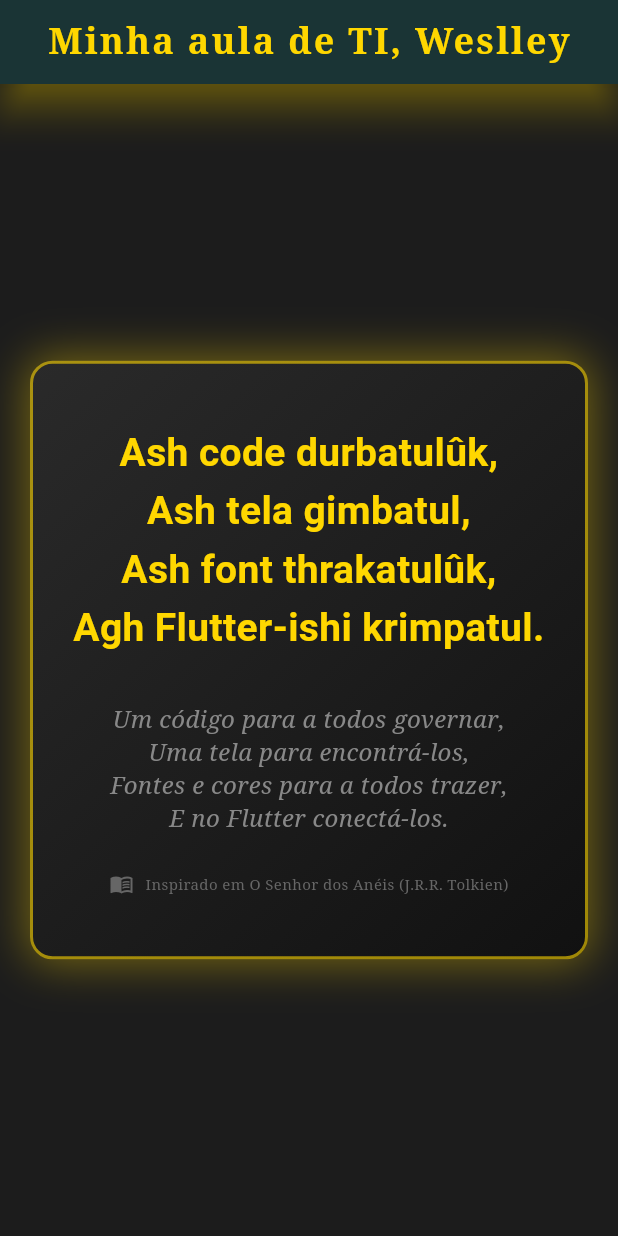
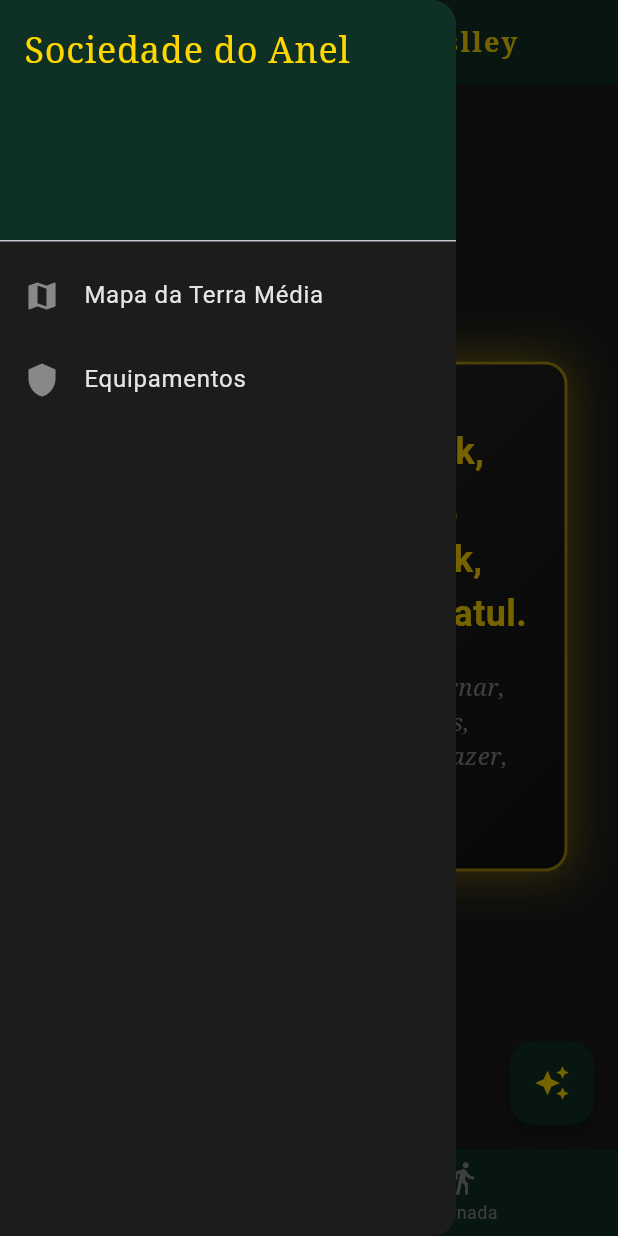
Before and after one commit to agr3w/Att_2_Flutter_Desenvolvimento_Mobile_Unifacear, a Flutter app: the screen it shows after launch, with the side drawer open (before the commit the screen has no drawer), on a phone screen of 412 x 824 dp. Run offline on Flutter 3.47's test engine with Material 3 defaults, Android fonts, the phone set to English and light mode, and no system bars; Roboto replaces fonts that are missing (cursive).

Commit message:
Renomeia MainApp para MeuPrimeiroApp e atualiza a estrutura do app Flutter com novos temas e navegação

```diff
--- a/lib/main.dart
+++ b/lib/main.dart
@@ -11,33 +11,46 @@
 import 'package:flutter/material.dart';
 
 void main() {
-  runApp(const MainApp());
+  runApp(const MeuPrimeiroApp());
 }
 
-class MainApp extends StatelessWidget {
-  const MainApp({super.key});
+class MeuPrimeiroApp extends StatelessWidget {
+  const MeuPrimeiroApp({super.key});
 
   @override
   Widget build(BuildContext context) {
     return MaterialApp(
       debugShowCheckedModeBanner: false,
-      home: Scaffold(
-        backgroundColor: const Color(0xFF1C1C1C), // Fundo escuro
+      title: 'Aula de Flutter',
+      theme: ThemeData(
+        useMaterial3: true,
+        scaffoldBackgroundColor: const Color(0xFF1C1C1C), // Fundo Moria
+      ),
+      home: const PaginaInicial(),
+    );
+  }
+}
+
+class PaginaInicial extends StatelessWidget {
+  const PaginaInicial({super.key});
+
+  @override
+  Widget build(BuildContext context) {
+    return Scaffold(
       appBar: AppBar(
-          backgroundColor: const Color(0xFF0F3024), // Verde escuro élfico
         title: const Text(
-            'Minha aula de TI, Weslley',
+          'Minha Aula de TI, Weslley',
           style: TextStyle(
-              fontSize: 24,
+            fontSize: 18,
             fontFamily: 'serif',
             fontWeight: FontWeight.bold,
             color: Color(0xFFFFD700), // Dourado
             letterSpacing: 1.5,
           ),
         ),
+        backgroundColor: const Color(0xFF0F3024), // Verde élfico
         centerTitle: true,
-          elevation: 10,
-          shadowColor: const Color(0xFFFFD700),
+        iconTheme: const IconThemeData(color: Color(0xFFFFD700)), // Ícone do menu dourado
       ),
       body: Center(
         child: Container(
@@ -50,16 +63,9 @@
               end: Alignment.bottomRight,
             ),
             borderRadius: BorderRadius.circular(15),
-              border: Border.all(
-                color: const Color(0xFFFFD700).withOpacity(0.6),
-                width: 2,
-              ),
+            border: Border.all(color: const Color(0xFFFFD700).withOpacity(0.6), width: 2),
             boxShadow: const [
-                BoxShadow(
-                  color: Color(0x66FFD700),
-                  blurRadius: 25,
-                  spreadRadius: 2,
-                ),
+              BoxShadow(color: Color(0x66FFD700), blurRadius: 25, spreadRadius: 2),
             ],
           ),
           child: const Column(
@@ -69,14 +75,14 @@
                 'Ash code durbatulûk,\nAsh tela gimbatul,\nAsh font thrakatulûk,\nAgh Flutter-ishi krimpatul.',
                 textAlign: TextAlign.center,
                 style: TextStyle(
-                    fontSize: 26,
+                  fontSize: 24,
                   fontFamily: 'cursive',
                   fontWeight: FontWeight.bold,
                   color: Color(0xFFFFD700),
                   height: 1.5,
                 ),
               ),
-                SizedBox(height: 30),
+              SizedBox(height: 20),
               Text(
                 'Um código para a todos governar,\nUma tela para encontrá-los,\nFontes e cores para a todos trazer,\nE no Flutter conectá-los.',
                 textAlign: TextAlign.center,
@@ -84,36 +90,48 @@
                   fontSize: 16,
                   fontFamily: 'serif',
                   fontStyle: FontStyle.italic,
-                    color: Color(0xFF888888), // Cinza escuro
-                    height: 1.4,
+                  color: Color(0xFF888888),
                 ),
-                ),
-                SizedBox(height: 25), // Espaço antes da assinatura
-                // Aqui entra a referência explícita para a professora ver!
-                Row(
-                  mainAxisAlignment:
-                      MainAxisAlignment.center, // Centraliza os itens na linha
-                  children: [
-                    Icon(
-                      Icons.menu_book, // Ícone de um livro aberto
-                      color: Color(0xFF666666), // Uma cor bem discreta
-                      size: 16,
-                    ),
-                    SizedBox(width: 8), // Espaço entre o ícone e o texto
-                    Text(
-                      'Inspirado em O Senhor dos Anéis (J.R.R. Tolkien)',
-                      style: TextStyle(
-                        fontSize: 10,
-                        fontFamily: 'serif',
-                        color: Color(0xFF666666),
-                      ),
-                    ),
-                  ],
               ),
             ],
           ),
         ),
       ),
+      drawer: Drawer(
+        backgroundColor: const Color(0xFF1C1C1C),
+        child: ListView(
+          children: const [
+            DrawerHeader(
+              decoration: BoxDecoration(color: Color(0xFF0F3024)),
+              child: Text(
+                "Sociedade do Anel",
+                style: TextStyle(color: Color(0xFFFFD700), fontSize: 24, fontFamily: 'serif'),
+              ),
+            ),
+            ListTile(
+              leading: Icon(Icons.map, color: Color(0xFF888888)),
+              title: Text('Mapa da Terra Média', style: TextStyle(color: Color(0xFFE5E5E5))),
+            ),
+            ListTile(
+              leading: Icon(Icons.shield, color: Color(0xFF888888)),
+              title: Text('Equipamentos', style: TextStyle(color: Color(0xFFE5E5E5))),
+            ),
+          ],
+        ),
+      ),
+      floatingActionButton: FloatingActionButton(
+        onPressed: () {},
+        backgroundColor: const Color(0xFF0F3024),
+        child: const Icon(Icons.auto_awesome, color: Color(0xFFFFD700)),
+      ),
+      bottomNavigationBar: BottomNavigationBar(
+        backgroundColor: const Color(0xFF0F3024),
+        selectedItemColor: const Color(0xFFFFD700),
+        unselectedItemColor: const Color(0xFF888888),
+        items: const [
+          BottomNavigationBarItem(icon: Icon(Icons.home), label: 'Condado'),
+          BottomNavigationBarItem(icon: Icon(Icons.directions_walk), label: 'Jornada'),
+        ],
       ),
     );
   }
```
Lines whose indentation alone changed are shown as unchanged.
